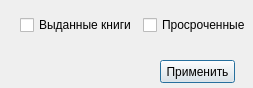
First picture: the form in filters.ui, repository zhbuni/library-subscription, before the edit.
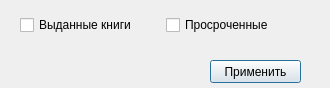
Second picture: the form after the edit.

```diff
--- a/filters.ui
+++ b/filters.ui
@@ -6,7 +6,7 @@
    <rect>
     <x>0</x>
     <y>0</y>
-    <width>253</width>
+    <width>330</width>
     <height>88</height>
    </rect>
   </property>
@@ -18,7 +18,7 @@
     <rect>
      <x>20</x>
      <y>0</y>
-     <width>231</width>
+     <width>285</width>
      <height>51</height>
     </rect>
    </property>
@@ -42,9 +42,9 @@
   <widget class="QPushButton" name="applyButton">
    <property name="geometry">
     <rect>
-     <x>160</x>
+     <x>210</x>
      <y>60</y>
-     <width>75</width>
+     <width>91</width>
      <height>23</height>
     </rect>
    </property>
```
